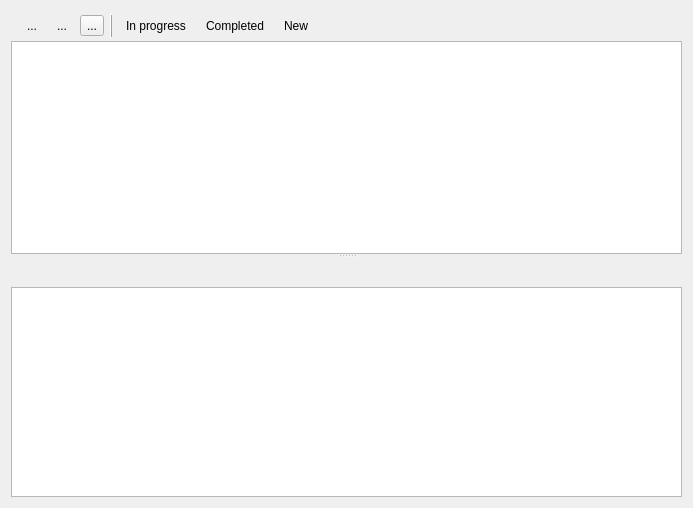
Old version of the form src/transfers/transfers_widget.ui in the repository a-pavlov/qDonkey.
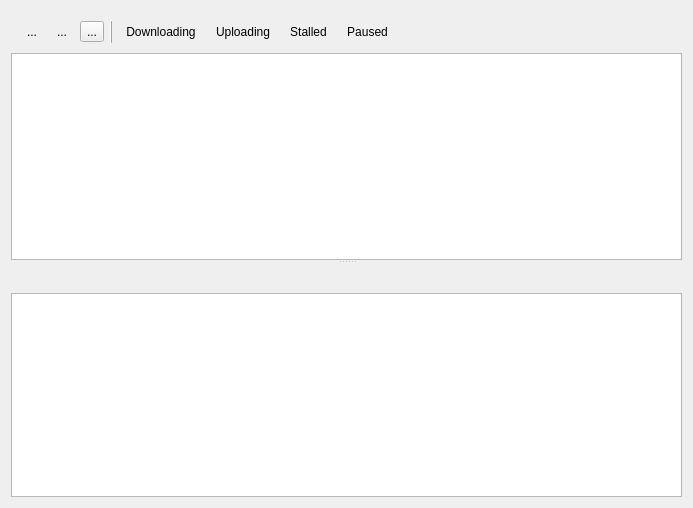
New version of the form. Icons and pictures are not drawn.

Patch:
```diff
--- a/src/transfers/transfers_widget.ui
+++ b/src/transfers/transfers_widget.ui
@@ -32,22 +32,7 @@
          <property name="frameShadow">
           <enum>QFrame::Raised</enum>
          </property>
-         <layout class="QHBoxLayout" name="horizontalLayout_4">
-          <property name="spacing">
-           <number>6</number>
-          </property>
-          <property name="leftMargin">
-           <number>9</number>
-          </property>
-          <property name="topMargin">
-           <number>3</number>
-          </property>
-          <property name="rightMargin">
-           <number>9</number>
-          </property>
-          <property name="bottomMargin">
-           <number>3</number>
-          </property>
+         <layout class="QHBoxLayout" name="horizontalLayout">
           <item>
            <widget class="QToolButton" name="startTransfersBtn_2">
             <property name="maximumSize">
@@ -116,7 +101,7 @@
            </widget>
           </item>
           <item>
-           <widget class="QToolButton" name="downloadingBtn_2">
+           <widget class="QToolButton" name="btnDownloading">
             <property name="minimumSize">
              <size>
               <width>0</width>
@@ -130,7 +115,7 @@
              </size>
             </property>
             <property name="text">
-             <string>In progress</string>
+             <string>Downloading</string>
             </property>
             <property name="icon">
              <iconset resource="../icons.qrc">
@@ -148,7 +133,7 @@
            </widget>
           </item>
           <item>
-           <widget class="QToolButton" name="completedBtn_2">
+           <widget class="QToolButton" name="btnUploading">
             <property name="enabled">
              <bool>true</bool>
             </property>
@@ -159,7 +144,7 @@
              </size>
             </property>
             <property name="text">
-             <string>Completed</string>
+             <string>Uploading</string>
             </property>
             <property name="icon">
              <iconset resource="../icons.qrc">
@@ -177,7 +162,7 @@
            </widget>
           </item>
           <item>
-           <widget class="QToolButton" name="waitingBtn_2">
+           <widget class="QToolButton" name="btnStalled">
             <property name="maximumSize">
              <size>
               <width>16777215</width>
@@ -185,7 +170,7 @@
              </size>
             </property>
             <property name="text">
-             <string>New</string>
+             <string>Stalled</string>
             </property>
             <property name="icon">
              <iconset resource="../icons.qrc">
@@ -203,14 +188,40 @@
            </widget>
           </item>
           <item>
-           <spacer name="horizontalSpacer_4">
+           <widget class="QToolButton" name="btnStalled_2">
+            <property name="maximumSize">
+             <size>
+              <width>16777215</width>
+              <height>24</height>
+             </size>
+            </property>
+            <property name="text">
+             <string>Paused</string>
+            </property>
+            <property name="icon">
+             <iconset resource="../icons.qrc">
+              <normaloff>:/icons/Pause.ico</normaloff>:/icons/Pause.ico</iconset>
+            </property>
+            <property name="checkable">
+             <bool>true</bool>
+            </property>
+            <property name="toolButtonStyle">
+             <enum>Qt::ToolButtonTextBesideIcon</enum>
+            </property>
+            <property name="autoRaise">
+             <bool>true</bool>
+            </property>
+           </widget>
+          </item>
+          <item>
+           <spacer name="horizontalSpacer">
             <property name="orientation">
              <enum>Qt::Horizontal</enum>
             </property>
             <property name="sizeHint" stdset="0">
              <size>
-              <width>640</width>
-              <height>10</height>
+              <width>40</width>
+              <height>20</height>
              </size>
             </property>
            </spacer>
```
Left out of the diff: 17 changed lines with no effect on the pictures.
